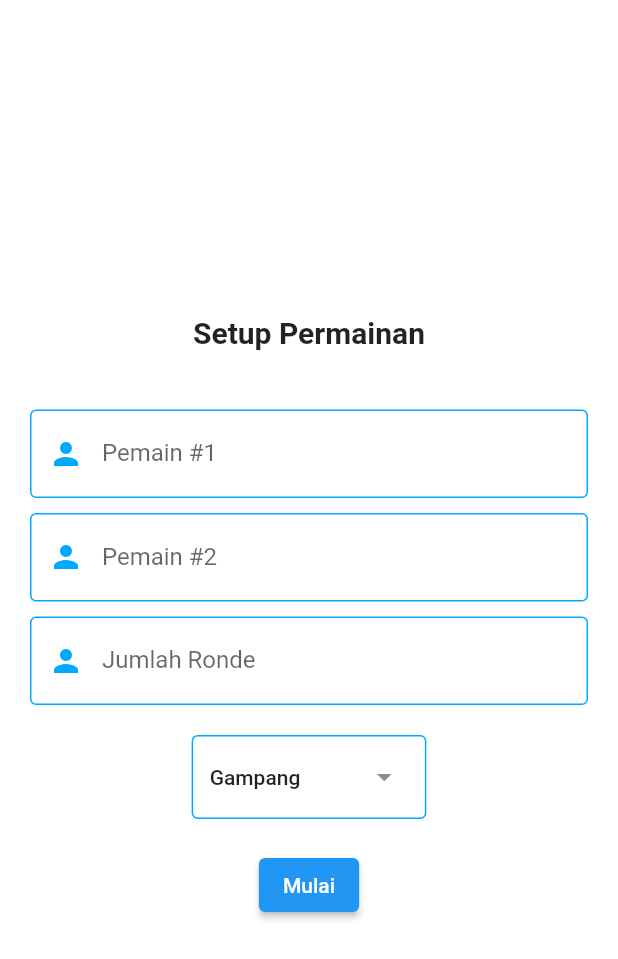
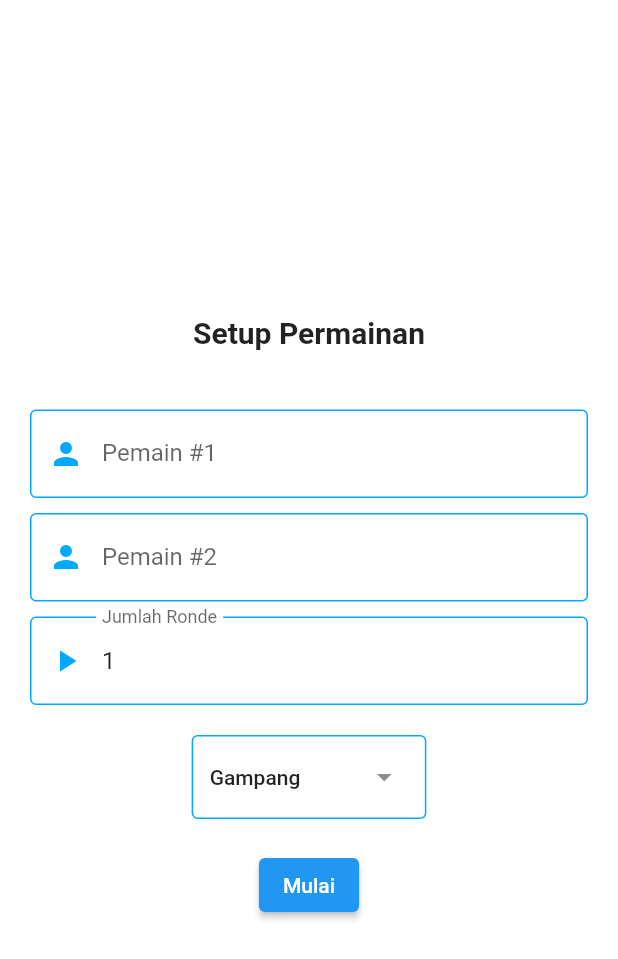
Before and after one commit to joheee/NineBox, a Flutter app: the screen it shows after launch, on a phone screen of 412 x 824 dp. Shown: the top 959 px of the screen. Run offline on Flutter 3.47's test engine with Material 2 defaults, Android fonts, the phone set to English and light mode, and no system bars; our stand-ins replace shared_preferences.

Commit message:
finishing setup page

```diff
--- a/lib/page/setup.dart
+++ b/lib/page/setup.dart
@@ -17,20 +17,35 @@ class SetupPage extends StatefulWidget {
 class _SetupPageState extends State<SetupPage> {
 
   final Future<SharedPreferences> sharePref = SharedPreferences.getInstance();
+  final List<String> list = <String>['Gampang', 'Sedang', 'Susah'];
+  TextEditingController firstPlayer = TextEditingController();
+  TextEditingController secondPlayer = TextEditingController();
+  TextEditingController totalRound = TextEditingController();
+  String difficulty = 'Gampang';
+
+  @override
+  void initState() {
+    super.initState();
+    sharePref.then((SharedPreferences prefs) {
+      firstPlayer.text = prefs.getString('firstPlayer') ?? '';
+    });
+    sharePref.then((SharedPreferences prefs) {
+      secondPlayer.text = prefs.getString('secondPlayer') ?? '';
+    });
+    sharePref.then((SharedPreferences prefs) {
+      totalRound.text = prefs.getString('totalRound') ?? '1';
+    });
+    sharePref.then((SharedPreferences prefs) {
+      difficulty = prefs.getString('difficulty') ?? 'Gampang';
+    });
+  }
 
   @override
   Widget build(BuildContext context) {
 
-    const List<String> list = <String>['Gampang', 'Sedang', 'Susah'];
-    TextEditingController firstPlayer = TextEditingController();
-    TextEditingController secondPlayer = TextEditingController();
-    TextEditingController totalRound = TextEditingController();
-    String difficulty = list.first;
-
     void handleDropdown(String? t) {
       difficulty = t!;
     }
-
 
     void handleStart() {
       String firstPlayerString = firstPlayer.text;
@@ -61,6 +76,14 @@ class _SetupPageState extends State<SetupPage> {
         CustomAlertDialog.showErrorDialog(context, 'jumlah ronde di antara 1-10!');
         return;
       }
+
+      // STORE TO SHAREPREFS
+      sharePref.then((value) {
+        value.setString('firstPlayer', firstPlayerString);
+        value.setString('secondPlayer', secondPlayerString);
+        value.setString('totalRound', totalRoundString);
+        value.setString('difficulty', difficulty);
+      });
     }
 
     return DefaultLayout(
@@ -99,7 +122,7 @@ class _SetupPageState extends State<SetupPage> {
             CustomTextfield(
               text: "Jumlah Ronde",
               icon: Icon(
-                Icons.person,
+                Icons.play_arrow,
                 color: Variable.secondaryColor,
               ),
               controller: totalRound,
```
